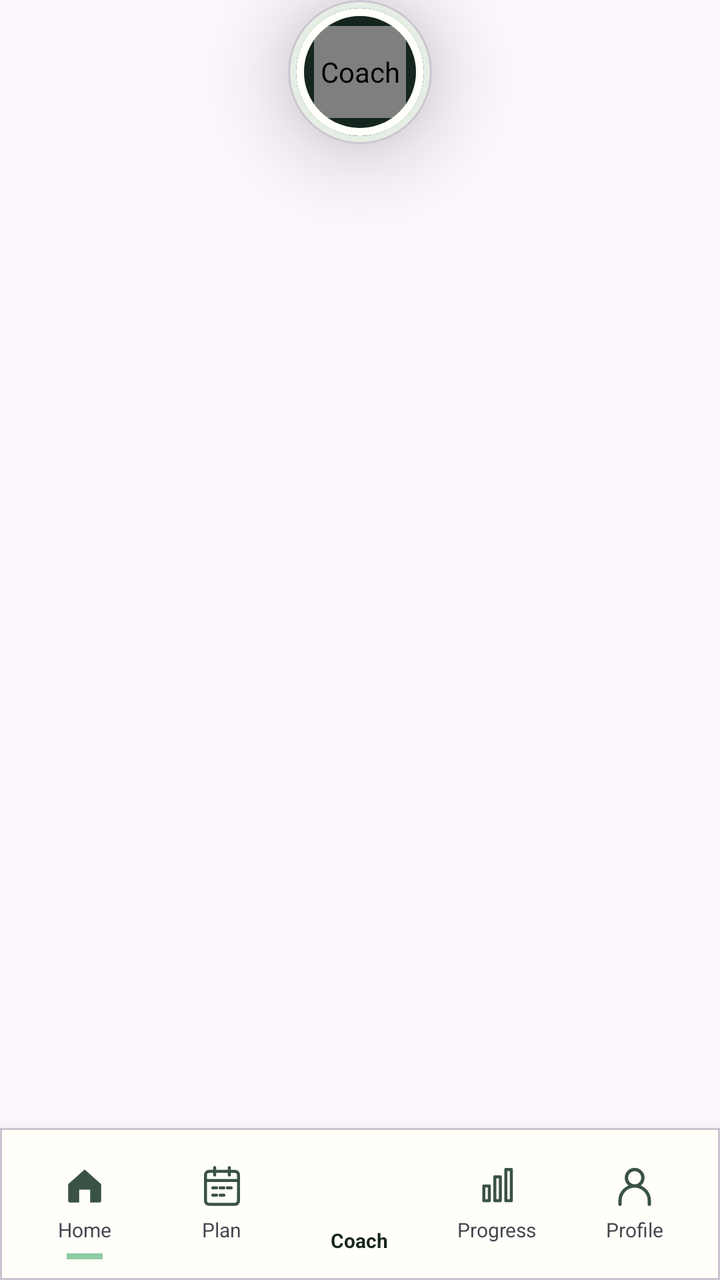
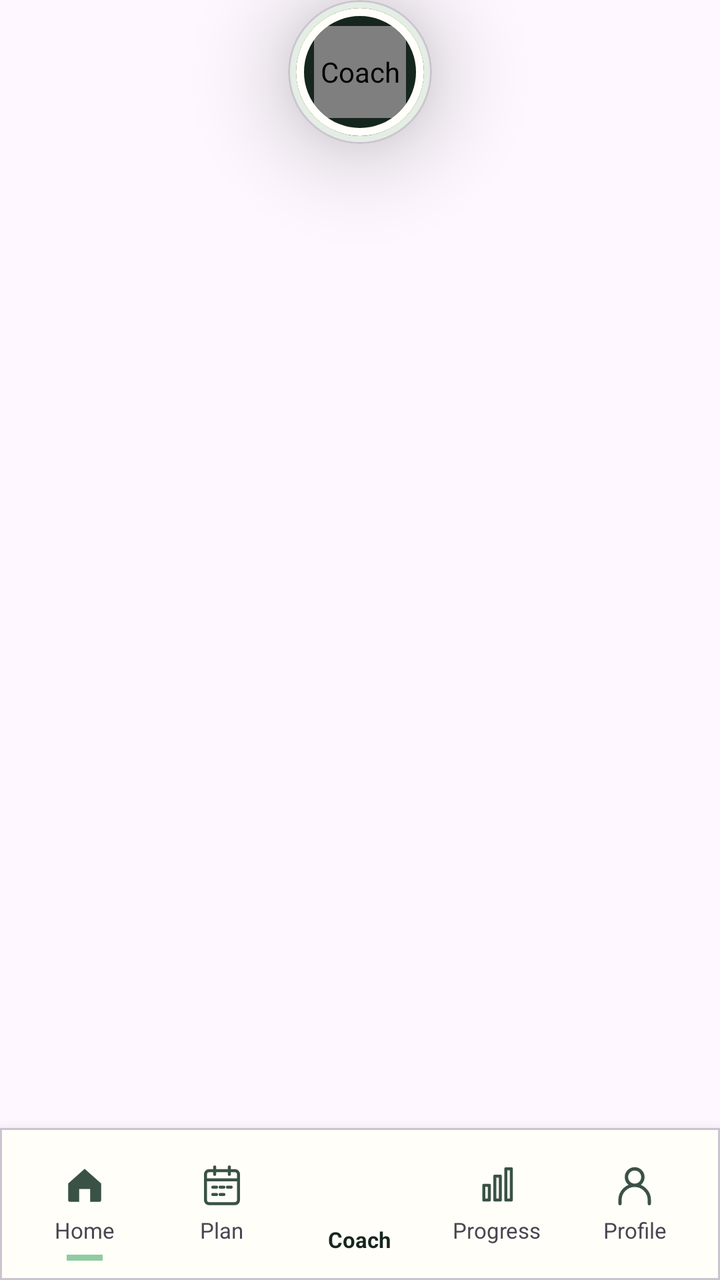

The first picture is an Android layout as it rendered before a commit; the second is the same layout after the commit. The layout source and the unified diff follow.
<!-- AndroidManifest.xml: application theme Theme.ZenMaestro -->
<!-- res/layout/view_zen_bottom_nav.xml -->
<?xml version="1.0" encoding="utf-8"?>
<FrameLayout xmlns:android="http://schemas.android.com/apk/res/android"
    xmlns:app="http://schemas.android.com/apk/res-auto"
    android:layout_width="match_parent"
    android:layout_height="match_parent"
    android:clipChildren="false"
    android:clipToPadding="false">

    <com.google.android.material.card.MaterialCardView
        android:layout_width="match_parent"
        android:layout_height="76dp"
        android:layout_gravity="bottom"
        app:cardBackgroundColor="@color/paper_white"
        app:cardCornerRadius="0dp"
        app:cardElevation="12dp">

        <LinearLayout
            android:layout_width="match_parent"
            android:layout_height="match_parent"
            android:gravity="center"
            android:orientation="horizontal"
            android:paddingStart="8dp"
            android:paddingEnd="8dp">

            <LinearLayout
                android:id="@id/nav_home"
                android:layout_width="0dp"
                android:layout_height="match_parent"
                android:layout_weight="1"
                android:background="?attr/selectableItemBackgroundBorderless"
                android:clickable="true"
                android:focusable="true"
                android:gravity="center"
                android:orientation="vertical"
                android:paddingTop="8dp">

                <ImageView
                    android:id="@+id/homeIcon"
                    android:layout_width="22dp"
                    android:layout_height="22dp"
                    android:contentDescription="@string/home"
                    android:src="@drawable/ic_nav_home" />

                <TextView
                    android:id="@+id/homeLabel"
                    android:layout_width="wrap_content"
                    android:layout_height="wrap_content"
                    android:layout_marginTop="4dp"
                    android:text="@string/home"
                    android:textSize="10sp" />

                <View
                    android:id="@+id/homeIndicator"
                    android:layout_width="18dp"
                    android:layout_height="3dp"
                    android:layout_marginTop="5dp"
                    android:background="@color/sage_green" />
            </LinearLayout>

            <LinearLayout
                android:id="@id/nav_plan"
                android:layout_width="0dp"
                android:layout_height="match_parent"
                android:layout_weight="1"
                android:background="?attr/selectableItemBackgroundBorderless"
                android:clickable="true"
                android:focusable="true"
                android:gravity="center"
                android:orientation="vertical"
                android:paddingTop="8dp">

                <ImageView
                    android:id="@+id/planIcon"
                    android:layout_width="22dp"
                    android:layout_height="22dp"
                    android:contentDescription="@string/plan"
                    android:src="@drawable/ic_nav_plan" />

                <TextView
                    android:id="@+id/planLabel"
                    android:layout_width="wrap_content"
                    android:layout_height="wrap_content"
                    android:layout_marginTop="4dp"
                    android:text="@string/plan"
                    android:textSize="10sp" />

                <View
                    android:id="@+id/planIndicator"
                    android:layout_width="18dp"
                    android:layout_height="3dp"
                    android:layout_marginTop="5dp"
                    android:background="@color/sage_green"
                    android:visibility="invisible" />
            </LinearLayout>

            <LinearLayout
                android:id="@id/nav_coach"
                android:layout_width="0dp"
                android:layout_height="match_parent"
                android:layout_weight="1"
                android:background="?attr/selectableItemBackgroundBorderless"
                android:clickable="true"
                android:focusable="true"
                android:gravity="bottom|center_horizontal"
                android:orientation="vertical"
                android:paddingBottom="5dp">

                <TextView
                    android:id="@+id/coachLabel"
                    android:layout_width="wrap_content"
                    android:layout_height="wrap_content"
                    android:text="@string/coach"
                    android:textColor="@color/chalkboard"
                    android:textSize="10sp"
                    android:textStyle="bold" />

                <View
                    android:id="@+id/coachIndicator"
                    android:layout_width="18dp"
                    android:layout_height="3dp"
                    android:layout_marginTop="5dp"
                    android:background="@color/sage_green"
                    android:visibility="invisible" />
            </LinearLayout>

            <LinearLayout
                android:id="@id/nav_progress"
                android:layout_width="0dp"
                android:layout_height="match_parent"
                android:layout_weight="1"
                android:background="?attr/selectableItemBackgroundBorderless"
                android:clickable="true"
                android:focusable="true"
                android:gravity="center"
                android:orientation="vertical"
                android:paddingTop="8dp">

                <ImageView
                    android:id="@+id/progressIcon"
                    android:layout_width="22dp"
                    android:layout_height="22dp"
                    android:contentDescription="@string/progress"
                    android:src="@drawable/ic_nav_progress" />

                <TextView
                    android:id="@+id/progressLabel"
                    android:layout_width="wrap_content"
                    android:layout_height="wrap_content"
                    android:layout_marginTop="4dp"
                    android:text="@string/progress"
                    android:textSize="10sp" />

                <View
                    android:id="@+id/progressIndicator"
                    android:layout_width="18dp"
                    android:layout_height="3dp"
                    android:layout_marginTop="5dp"
                    android:background="@color/sage_green"
                    android:visibility="invisible" />
            </LinearLayout>

            <LinearLayout
                android:id="@id/nav_profile"
                android:layout_width="0dp"
                android:layout_height="match_parent"
                android:layout_weight="1"
                android:background="?attr/selectableItemBackgroundBorderless"
                android:clickable="true"
                android:focusable="true"
                android:gravity="center"
                android:orientation="vertical"
                android:paddingTop="8dp">

                <ImageView
                    android:id="@+id/profileIcon"
                    android:layout_width="22dp"
                    android:layout_height="22dp"
                    android:contentDescription="@string/profile"
                    android:src="@drawable/ic_nav_profile" />

                <TextView
                    android:id="@+id/profileLabel"
                    android:layout_width="wrap_content"
                    android:layout_height="wrap_content"
                    android:layout_marginTop="4dp"
                    android:text="@string/profile"
                    android:textSize="10sp" />

                <View
                    android:id="@+id/profileIndicator"
                    android:layout_width="18dp"
                    android:layout_height="3dp"
                    android:layout_marginTop="5dp"
                    android:background="@color/sage_green"
                    android:visibility="invisible" />
            </LinearLayout>
        </LinearLayout>
    </com.google.android.material.card.MaterialCardView>

    <com.google.android.material.card.MaterialCardView
        android:id="@+id/coachFloatingButton"
        android:layout_width="72dp"
        android:layout_height="72dp"
        android:layout_gravity="top|center_horizontal"
        android:clickable="true"
        android:contentDescription="@string/coach"
        android:focusable="true"
        app:cardBackgroundColor="@color/sage_tint"
        app:cardCornerRadius="36dp"
        android:translationZ="8dp"
        app:cardElevation="20dp">

        <com.google.android.material.card.MaterialCardView
            android:layout_width="64dp"
            android:layout_height="64dp"
            android:layout_gravity="center"
            app:cardBackgroundColor="@color/chalkboard"
            app:cardCornerRadius="32dp"
            app:cardElevation="0dp"
            app:strokeColor="@color/paper_white"
            app:strokeWidth="4dp">

            <com.zenmaestro.app.ZenMarkView
                android:layout_width="46dp"
                android:layout_height="46dp"
                android:layout_gravity="center"
                android:contentDescription="@string/coach" />
        </com.google.android.material.card.MaterialCardView>
    </com.google.android.material.card.MaterialCardView>
</FrameLayout>
<!-- resources referenced by this layout -->
<resources>
  <color name="chalkboard">#16261E</color>
  <color name="paper_white">#FFFEF9</color>
  <color name="sage_green">#8FCBA3</color>
  <color name="sage_tint">#E4EEE4</color>
  <!-- drawable ic_nav_home (drawable) -->
  <vector xmlns:android="http://schemas.android.com/apk/res/android"
      android:width="24dp" android:height="24dp"
      android:viewportWidth="24" android:viewportHeight="24">
      <path android:fillColor="@color/chalk_line"
          android:pathData="M3,11l9,-8 9,8v9a1,1 0,0 1,-1 1h-5v-7H9v7H4a1,1 0,0 1,-1 -1z" />
  </vector>
  <!-- drawable ic_nav_plan (drawable) -->
  <vector xmlns:android="http://schemas.android.com/apk/res/android"
      android:width="24dp" android:height="24dp"
      android:viewportWidth="24" android:viewportHeight="24">
      <path android:fillColor="@android:color/transparent"
          android:pathData="M5,4h14a2,2 0,0 1,2 2v14a2,2 0,0 1,-2 2H5a2,2 0,0 1,-2 -2V6a2,2 0,0 1,2 -2zM8,2v4M16,2v4M3,9h18M7,13h2M11,13h2M15,13h2M7,17h2M11,17h2"
          android:strokeColor="@color/chalk_line" android:strokeWidth="1.7"
          android:strokeLineCap="round" android:strokeLineJoin="round" />
  </vector>
  <!-- drawable ic_nav_profile (drawable) -->
  <vector xmlns:android="http://schemas.android.com/apk/res/android"
      android:width="24dp" android:height="24dp"
      android:viewportWidth="24" android:viewportHeight="24">
      <path android:fillColor="@android:color/transparent"
          android:pathData="M12,12a4.5,4.5 0,1 0,0 -9a4.5,4.5 0,0 0,0 9zM4,22v-2a8,8 0,0 1,16 0v2"
          android:strokeColor="@color/chalk_line" android:strokeWidth="1.8"
          android:strokeLineCap="round" android:strokeLineJoin="round" />
  </vector>
  <!-- drawable ic_nav_progress (drawable) -->
  <vector xmlns:android="http://schemas.android.com/apk/res/android"
      android:width="24dp" android:height="24dp"
      android:viewportWidth="24" android:viewportHeight="24">
      <path android:fillColor="@android:color/transparent"
          android:pathData="M5,20V12h3v8zM11,20V7h3v13zM17,20V3h3v17z"
          android:strokeColor="@color/chalk_line" android:strokeWidth="1.7"
          android:strokeLineCap="round" android:strokeLineJoin="round" />
  </vector>
  <string name="coach">Coach</string>
  <string name="home">Home</string>
  <string name="plan">Plan</string>
  <string name="profile">Profile</string>
  <string name="progress">Progress</string>
  <style name="Theme.ZenMaestro" parent="Theme.Material3.Light.NoActionBar">
          <item name="colorPrimary">@color/chalkboard</item>
          <item name="colorOnPrimary">@color/chalk_white</item>
          <item name="colorSecondary">@color/sage_green</item>
          <item name="colorOnSecondary">@color/chalkboard</item>
          <item name="colorSurface">@color/chalk_white</item>
          <item name="colorOnSurface">@color/chalkboard</item>
          <item name="android:fontFamily">sans-serif</item>
          <item name="android:windowLightStatusBar">true</item>
          <item name="android:statusBarColor">@color/chalk_white</item>
          <item name="android:navigationBarColor">@color/chalk_white</item>
          <item name="android:windowActionModeOverlay">true</item>
          <item name="android:windowNoTitle">true</item>
          <item name="android:forceDarkAllowed">false</item>
      </style>
  <color name="chalk_line">#3A5245</color>
  <color name="chalk_white">#F2EFE3</color>
</resources>

<!-- the commit's change to res/layout/view_zen_bottom_nav.xml (unified diff, before → after) -->
@@ -47,7 +47,7 @@
                     android:layout_height="wrap_content"
                     android:layout_marginTop="4dp"
                     android:text="@string/home"
-                    android:textSize="10sp" />
+                    android:textSize="11sp" />
 
                 <View
                     android:id="@+id/homeIndicator"
@@ -82,7 +82,7 @@
                     android:layout_height="wrap_content"
                     android:layout_marginTop="4dp"
                     android:text="@string/plan"
-                    android:textSize="10sp" />
+                    android:textSize="11sp" />
 
                 <View
                     android:id="@+id/planIndicator"
@@ -111,7 +111,7 @@
                     android:layout_height="wrap_content"
                     android:text="@string/coach"
                     android:textColor="@color/chalkboard"
-                    android:textSize="10sp"
+                    android:textSize="11sp"
                     android:textStyle="bold" />
 
                 <View
@@ -148,7 +148,7 @@
                     android:layout_height="wrap_content"
                     android:layout_marginTop="4dp"
                     android:text="@string/progress"
-                    android:textSize="10sp" />
+                    android:textSize="11sp" />
 
                 <View
                     android:id="@+id/progressIndicator"
@@ -184,7 +184,7 @@
                     android:layout_height="wrap_content"
                     android:layout_marginTop="4dp"
                     android:text="@string/profile"
-                    android:textSize="10sp" />
+                    android:textSize="11sp" />
 
                 <View
                     android:id="@+id/profileIndicator"
<!-- resource entries referenced after the edit -->
@@ -56,7 +56,7 @@
           <item name="android:navigationBarColor">@color/chalk_white</item>
           <item name="android:windowActionModeOverlay">true</item>
           <item name="android:windowNoTitle">true</item>
-          <item name="android:forceDarkAllowed">false</item>
+          <item name="android:forceDarkAllowed" tools:targetApi="29">false</item>
       </style>
   <color name="chalk_line">#3A5245</color>
   <color name="chalk_white">#F2EFE3</color>
